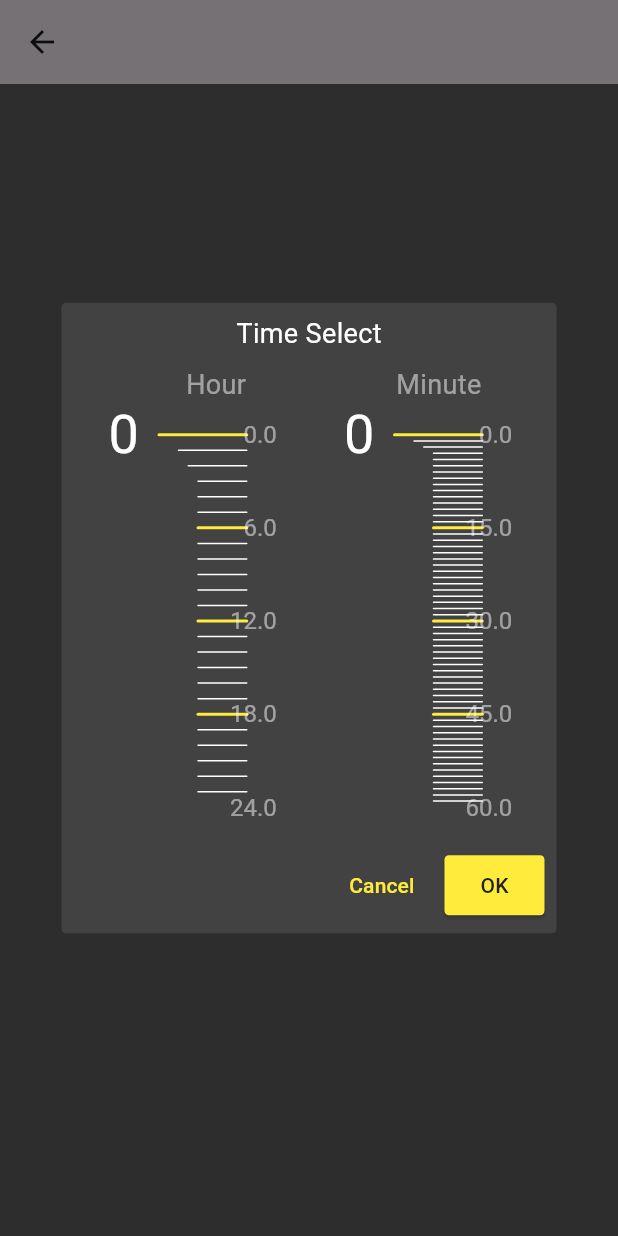
After one commit to shogoisaji/ui_playground_134, a Flutter app: the TimeSelectorExample screen opened by its route, after a tap on "Time Selector", on a phone screen of 412 x 824 dp. The commit adds this screen. Run offline on Flutter 3.47's test engine with Material 3 defaults, Android fonts, the phone set to English and light mode, and no system bars; our stand-ins replace cached_network_image, flutter_svg, font_awesome_flutter, go_router, lottie, rive; missing offline and left inert: dart:html; statements that could not run were skipped.

Commit message:
feat: time selector

```diff
--- /dev/null
+++ b/lib/pages/time_selector/time_selector_example.dart
@@ -0,0 +1,126 @@
+import 'package:flutter/material.dart';
+import 'package:ui_playground_134/pages/time_selector/vertical_time_selector.dart';
+
+class TimeSelectorExample extends StatefulWidget {
+  final String githubUrl;
+  const TimeSelectorExample({super.key, required this.githubUrl});
+
+  @override
+  State<TimeSelectorExample> createState() => _TimeSelectorExampleState();
+}
+
+class _TimeSelectorExampleState extends State<TimeSelectorExample> {
+  int _hour = 0;
+  int _minute = 0;
+
+  final VerticalTimeSelector _timeSelector = VerticalTimeSelector();
+
+  @override
+  Widget build(BuildContext context) {
+    return Scaffold(
+      backgroundColor: Colors.grey.shade700,
+      appBar: AppBar(),
+      body: Center(
+        child: Column(
+          mainAxisAlignment: MainAxisAlignment.center,
+          children: [
+            Text('$_hour:$_minute',
+                style: TextStyle(color: Colors.grey.shade100, fontSize: 32)),
+            ElevatedButton(
+              onPressed: () async {
+                final result = await _timeSelector.show(context);
+                if (result != null) {
+                  setState(() {
+                    _hour = result.$1;
+                    _minute = result.$2;
+                  });
+                }
+              },
+              child: const Text('Time Selector'),
+            ),
+          ],
+        ),
+      ),
+    );
+  }
+}
+
+class TimeIndicatorPainter extends CustomPainter {
+  final int value;
+  final int numberOfDivision;
+  final double paddingValue;
+  final double textSize;
+  final Color color;
+  const TimeIndicatorPainter(
+      {required this.value,
+      required this.numberOfDivision,
+      required this.color,
+      this.paddingValue = 20.0,
+      this.textSize = 32.0});
+
+  double _calcHeight(int index, Size size) {
+    return index * (size.height - paddingValue * 2) / numberOfDivision +
+        paddingValue;
+  }
+
+  @override
+  void paint(Canvas canvas, Size size) {
+    final double normalLength = size.width / 4;
+
+    final paint = Paint()
+      ..color = color
+      ..style = PaintingStyle.stroke
+      ..strokeCap = StrokeCap.round
+      ..strokeWidth = 1.0;
+    final accentPaint = Paint()
+      ..color = Colors.yellow
+      ..style = PaintingStyle.stroke
+      ..strokeCap = StrokeCap.round
+      ..strokeWidth = 2;
+
+    for (var i = 0; i < numberOfDivision; i++) {
+      final path = Path();
+      path.moveTo(size.width - 20, _calcHeight(i, size));
+      final length = switch (i) {
+        _ when i == value => -normalLength * 1.8,
+        _ when (i - value).abs() == 1 => -normalLength * 1.4,
+        _ when (i - value).abs() == 2 => -normalLength * 1.2,
+        _ => -normalLength,
+      };
+      path.relativeLineTo(length, 0);
+      canvas.drawPath(
+          path, i % (numberOfDivision ~/ 4) == 0 ? accentPaint : paint);
+    }
+
+    final textPainter = TextPainter(
+      text: TextSpan(
+        text: value.toString().padLeft(2, '  '),
+        style: TextStyle(fontSize: textSize, color: color),
+      ),
+      textDirection: TextDirection.ltr,
+    );
+    textPainter.layout(minWidth: size.width);
+    textPainter.paint(
+        canvas, Offset(0, _calcHeight(value, size) - textPainter.height / 2));
+
+    for (var i = 0; i < 4 + 1; i++) {
+      final textPainter = TextPainter(
+        text: TextSpan(
+          text: (numberOfDivision / 4 * i).toString(),
+          style: TextStyle(fontSize: 16, color: color.withOpacity(0.5)),
+        ),
+        textDirection: TextDirection.ltr,
+      );
+      textPainter.layout();
+      textPainter.paint(
+          canvas,
+          Offset(
+              size.width - textPainter.width,
+              _calcHeight(numberOfDivision ~/ 4 * i, size) -
+                  textPainter.height / 2));
+    }
+  }
+
+  @override
+  bool shouldRepaint(covariant CustomPainter oldDelegate) => true;
+}
--- /dev/null
+++ b/lib/pages/time_selector/vertical_time_selector.dart
@@ -0,0 +1,220 @@
+import 'package:flutter/material.dart';
+
+class VerticalTimeSelector {
+  int _hour = 0;
+  int _minute = 0;
+
+  int get hour => _hour;
+  int get minute => _minute;
+
+  Future<(int, int)?> show(BuildContext context) async {
+    final result = await showDialog<(int, int)>(
+        context: context,
+        builder: (context) {
+          final width = MediaQuery.of(context).size.width;
+
+          final double contentHeight =
+              (width * 0.7).clamp(100, MediaQuery.sizeOf(context).height * 0.8);
+          return StatefulBuilder(builder: (context, setDialogState) {
+            return Dialog(
+              backgroundColor: Colors.grey.shade800,
+              shape: RoundedRectangleBorder(
+                borderRadius: BorderRadius.circular(3),
+              ),
+              child: ConstrainedBox(
+                constraints: const BoxConstraints(
+                  maxWidth: 330,
+                ),
+                child: Padding(
+                  padding: const EdgeInsets.all(8.0),
+                  child: Column(
+                    mainAxisSize: MainAxisSize.min,
+                    children: [
+                      const Text('Time Select',
+                          style: TextStyle(color: Colors.white, fontSize: 18)),
+                      const SizedBox(height: 8),
+                      Row(
+                        mainAxisAlignment: MainAxisAlignment.start,
+                        children: [
+                          const SizedBox(width: 75),
+                          Text('Hour',
+                              style: TextStyle(
+                                  color: Colors.white.withOpacity(0.5),
+                                  fontSize: 18)),
+                          const SizedBox(width: 100),
+                          Text('Minute',
+                              style: TextStyle(
+                                  color: Colors.white.withOpacity(0.5),
+                                  fontSize: 18)),
+                        ],
+                      ),
+                      SizedBox(
+                        height: contentHeight,
+                        child: Padding(
+                          padding: const EdgeInsets.only(right: 16.0),
+                          child: Row(
+                            mainAxisAlignment: MainAxisAlignment.spaceEvenly,
+                            children: [
+                              GestureDetector(
+                                onPanUpdate: (details) {
+                                  final dy = details.localPosition.dy;
+                                  final int v = 24 * dy ~/ contentHeight;
+                                  setDialogState(() {
+                                    _hour = v.clamp(0, 23);
+                                  });
+                                },
+                                child: CustomPaint(
+                                  size: const Size(130, double.infinity),
+                                  painter: TimeIndicatorPainter(
+                                    value: _hour,
+                                    numberOfDivision: 24,
+                                    textSize: 36,
+                                    color: Colors.white,
+                                  ),
+                                ),
+                              ),
+                              const SizedBox(width: 16),
+                              GestureDetector(
+                                onPanUpdate: (details) {
+                                  final dy = details.localPosition.dy;
+                                  final int v = 60 * dy ~/ contentHeight;
+                                  setDialogState(() {
+                                    _minute = v.clamp(0, 59);
+                                  });
+                                },
+                                child: CustomPaint(
+                                  size: const Size(130, double.infinity),
+                                  painter: TimeIndicatorPainter(
+                                    value: _minute,
+                                    numberOfDivision: 60,
+                                    textSize: 36,
+                                    color: Colors.white,
+                                  ),
+                                ),
+                              ),
+                            ],
+                          ),
+                        ),
+                      ),
+                      const SizedBox(height: 8),
+                      Row(
+                        mainAxisAlignment: MainAxisAlignment.end,
+                        children: [
+                          TextButton(
+                            onPressed: () {
+                              Navigator.of(context).pop();
+                            },
+                            child: const Text('Cancel',
+                                style: TextStyle(color: Colors.yellow)),
+                          ),
+                          const SizedBox(width: 8),
+                          ElevatedButton(
+                              style: ElevatedButton.styleFrom(
+                                backgroundColor: Colors.yellow,
+                                shape: RoundedRectangleBorder(
+                                  borderRadius: BorderRadius.circular(3),
+                                ),
+                              ),
+                              onPressed: () {
+                                Navigator.of(context).pop((_hour, _minute));
+                              },
+                              child: Text('OK',
+                                  style:
+                                      TextStyle(color: Colors.grey.shade900))),
+                        ],
+                      ),
+                    ],
+                  ),
+                ),
+              ),
+            );
+          });
+        });
+    if (result != null) {
+      _hour = result.$1;
+      _minute = result.$2;
+      return result;
+    }
+    return null;
+  }
+}
+
+class TimeIndicatorPainter extends CustomPainter {
+  final int value;
+  final int numberOfDivision;
+  final double paddingValue;
+  final double textSize;
+  final Color color;
+  const TimeIndicatorPainter(
+      {required this.value,
+      required this.numberOfDivision,
+      required this.color,
+      this.paddingValue = 20.0,
+      this.textSize = 32.0});
+
+  double _calcHeight(int index, Size size) {
+    return index * (size.height - paddingValue * 2) / numberOfDivision +
+        paddingValue;
+  }
+
+  @override
+  void paint(Canvas canvas, Size size) {
+    final double normalLength = size.width / 4;
+
+    final paint = Paint()
+      ..color = color
+      ..style = PaintingStyle.stroke
+      ..strokeCap = StrokeCap.round
+      ..strokeWidth = 1.0;
+    final accentPaint = Paint()
+      ..color = Colors.yellow
+      ..style = PaintingStyle.stroke
+      ..strokeCap = StrokeCap.round
+      ..strokeWidth = 2;
+
+    for (var i = 0; i < numberOfDivision; i++) {
+      final path = Path();
+      path.moveTo(size.width - 20, _calcHeight(i, size));
+      final length = switch (i) {
+        _ when i == value => -normalLength * 1.8,
+        _ when (i - value).abs() == 1 => -normalLength * 1.4,
+        _ when (i - value).abs() == 2 => -normalLength * 1.2,
+        _ => -normalLength,
+      };
+      path.relativeLineTo(length, 0);
+      canvas.drawPath(
+          path, i % (numberOfDivision ~/ 4) == 0 ? accentPaint : paint);
+    }
+
+    final textPainter = TextPainter(
+      text: TextSpan(
+        text: value.toString().padLeft(2, '  '),
+        style: TextStyle(fontSize: textSize, color: color),
+      ),
+      textDirection: TextDirection.ltr,
+    );
+    textPainter.layout(minWidth: size.width);
+    textPainter.paint(
+        canvas, Offset(0, _calcHeight(value, size) - textPainter.height / 2));
+
+    for (var i = 0; i < 4 + 1; i++) {
+      final textPainter = TextPainter(
+        text: TextSpan(
+          text: (numberOfDivision / 4 * i).toString(),
+          style: TextStyle(fontSize: 16, color: color.withOpacity(0.5)),
+        ),
+        textDirection: TextDirection.ltr,
+      );
+      textPainter.layout();
+      textPainter.paint(
+          canvas,
+          Offset(
+              size.width - textPainter.width,
+              _calcHeight(numberOfDivision ~/ 4 * i, size) -
+                  textPainter.height / 2));
+    }
+  }
+
+  @override
+  bool shouldRepaint(covariant CustomPainter oldDelegate) => true;
+}
--- a/lib/routes/router.dart
+++ b/lib/routes/router.dart
@@ -17,10 +17,20 @@ import 'package:ui_playground_134/pages/smooth_nav/smooth_nav_example.dart';
 import 'package:ui_playground_134/pages/spin_overlay/spin_overlay_example.dart';
 
 import 'package:ui_playground_134/pages/stripe_animation/stripe_animation_example.dart';
+import 'package:ui_playground_134/pages/time_selector/time_selector_example.dart';
 import 'package:ui_playground_134/pages/volume_controller/volume_controller_example.dart';
 
 // 新しいpageを追加する場合は、pagesリストにMapを追加する
 List<Map<String, dynamic>> pages = [
+  {
+    'name': 'time_selector',
+    'page': const TimeSelectorExample(
+      githubUrl:
+          'https://github.com/shogoisaji/ui_playground_134/blob/main/lib/pages/pull_window/pull_window_example.dart',
+    ),
+    'date': DateTime(2024, 8, 15),
+    'thumbnail': 'stock_object.webp',
+  },
   {
     'name': 'pull_window',
     'page': const PullWindowExample(
```
Also changed, not shown: assets/thumbnails/time_selector.png (added).
